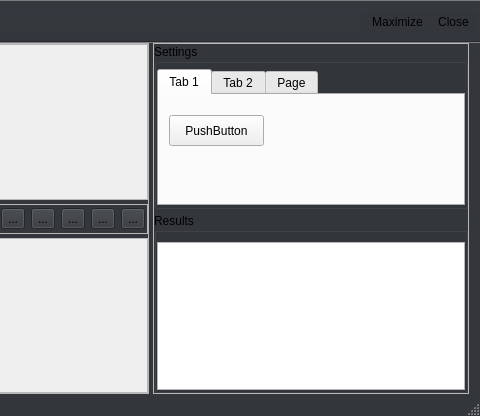
First picture: the form in ImageProcessor/mainwindow.ui, repository gitdev1234/ImageProcessor, before the edit; both pictures show x 354 to 834 and y 0 to 416 of the 834 by 416 pixel window.
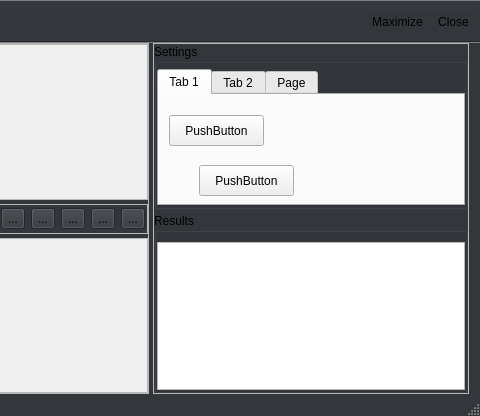
Second picture: the form after the edit. Icons and pictures are not drawn.

The edit to the form file:
```diff
--- a/ImageProcessor/mainwindow.ui
+++ b/ImageProcessor/mainwindow.ui
@@ -441,6 +441,19 @@
                  <string>PushButton</string>
                 </property>
                </widget>
+               <widget class="QPushButton" name="pushButton_4">
+                <property name="geometry">
+                 <rect>
+                  <x>40</x>
+                  <y>70</y>
+                  <width>95</width>
+                  <height>31</height>
+                 </rect>
+                </property>
+                <property name="text">
+                 <string>PushButton</string>
+                </property>
+               </widget>
               </widget>
               <widget class="QWidget" name="tab_2">
                <attribute name="title">
```
